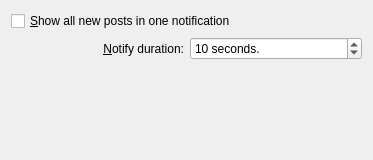
This is choqok/config/behavior/behaviorconfig_notifications.ui in KDE/choqok as Qt 5 draws it before an edit. The edited form follows.
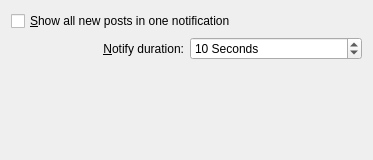
This is the edited form. Custom widgets are drawn as their Qt base class.

The edit to the form file:
```diff
--- a/choqok/config/behavior/behaviorconfig_notifications.ui
+++ b/choqok/config/behavior/behaviorconfig_notifications.ui
@@ -36,7 +36,7 @@
      <item>
       <widget class="KIntSpinBox" name="kcfg_notifyInterval">
        <property name="suffix">
-        <string> seconds.</string>
+        <string> Seconds</string>
        </property>
        <property name="minimum">
         <number>2</number>
```
